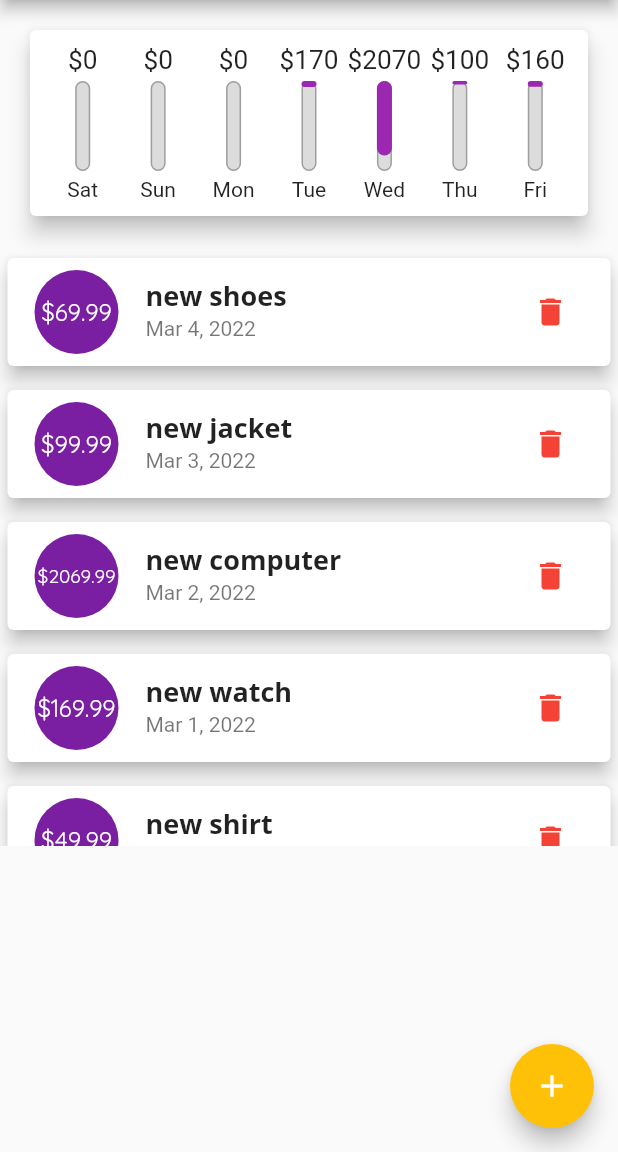
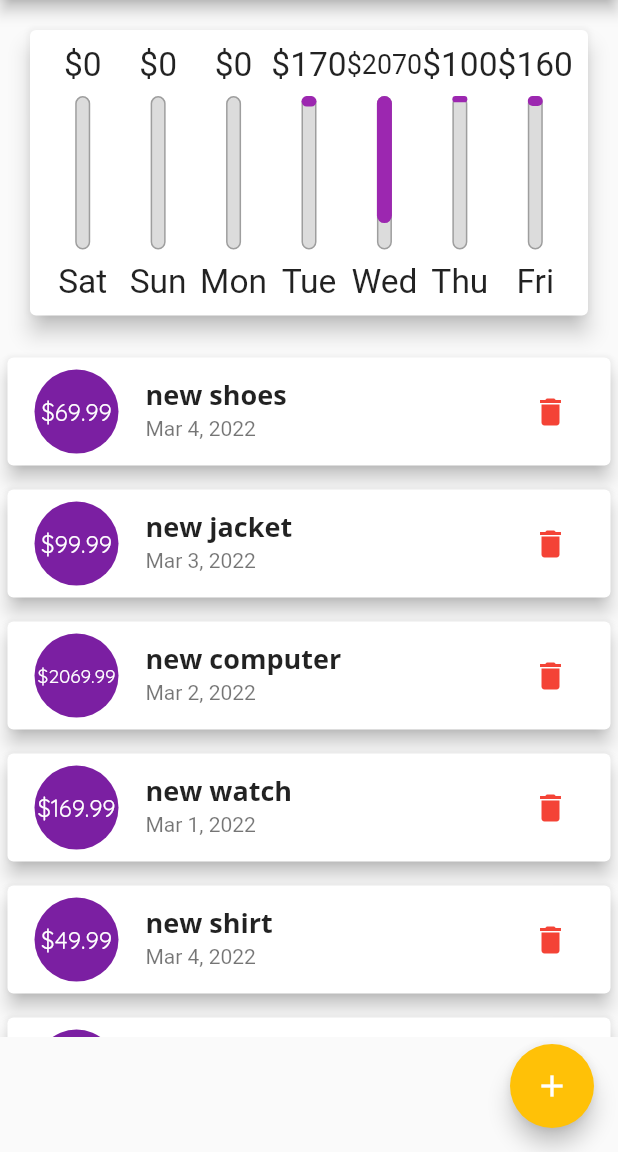
Before and after one commit to danghoanguet/personal_expenses_app, a Flutter app: the screen it shows after launch, on a phone screen of 412 x 824 dp, the part 84-1236 px from its top. Run offline on Flutter 3.47's test engine with Material 2 defaults, Android fonts, the phone set to English and light mode, and no system bars.

Commit message:
use LayoutBuilder and calculate size dynamic

```diff
--- a/lib/main.dart
+++ b/lib/main.dart
@@ -77,8 +77,7 @@ class _MyHomePageState extends State<MyHomePage> {
 
   @override
   Widget build(BuildContext context) {
-    return Scaffold(
-      appBar: AppBar(
+    AppBar appBar = AppBar(
       title: Text(
         'Personal Expenses',
       ),
@@ -88,24 +87,37 @@ class _MyHomePageState extends State<MyHomePage> {
           icon: Icon(Icons.add),
         ),
       ],
-      ),
-      body: _buildBody(),
+    );
+    return Scaffold(
+      appBar: appBar,
+      body: _buildBody(appBar),
       floatingActionButton: FloatingActionButton(
           child: Icon(Icons.add),
           onPressed: () => _startAddNewTransaction(context)),
     );
   }
 
-  Widget _buildBody() {
+  Widget _buildBody(AppBar appBar) {
     return SingleChildScrollView(
       child: Column(
         mainAxisAlignment: MainAxisAlignment.center,
         crossAxisAlignment: CrossAxisAlignment.center,
         children: [
-          ChartCard(recentTransactions: _recentTransactions),
-          TransactionList(
+          Container(
+              height: (MediaQuery.of(context).size.height -
+                      MediaQuery.of(context).padding.top -
+                      appBar.preferredSize.height) *
+                  0.3,
+              child: ChartCard(recentTransactions: _recentTransactions)),
+          Container(
+            height: (MediaQuery.of(context).size.height -
+                    MediaQuery.of(context).padding.top -
+                    appBar.preferredSize.height) *
+                0.60,
+            child: TransactionList(
                 userTransactions: _userTransactions,
                 deleteTransaction: _deleteTransaction),
+          ),
         ],
       ),
     );
--- a/lib/widgets/chart/chart_bar.dart
+++ b/lib/widgets/chart/chart_bar.dart
@@ -13,17 +13,19 @@ class ChartBar extends StatelessWidget {
 
   @override
   Widget build(BuildContext context) {
+    return LayoutBuilder(
+      builder: (BuildContext context, BoxConstraints constraints) {
         return Column(
           children: [
             Container(
-            height: 20,
+                height: constraints.maxHeight * 0.15,
                 child: FittedBox(
                     child: Text('\$${spendingAmount.toStringAsFixed(0)}'))),
             SizedBox(
-          height: 4,
+              height: constraints.maxHeight * 0.05,
             ),
             Container(
-          height: 60,
+              height: constraints.maxHeight * 0.6,
               width: 10,
               child: Stack(children: [
                 Container(
@@ -43,9 +45,14 @@ class ChartBar extends StatelessWidget {
                 )
               ]),
             ),
-        SizedBox(height: 4),
-        Text(label)
+            SizedBox(height: constraints.maxHeight * 0.05),
+            Container(
+              height: constraints.maxHeight * 0.15,
+              child: FittedBox(child: Text(label)),
+            ),
           ],
+        );
+      },
     );
   }
 }
```
Also changed, not shown: lib/widgets/transactions/transaction_list.dart (+5 -5 lines). Lines whose indentation alone changed are shown as unchanged.
